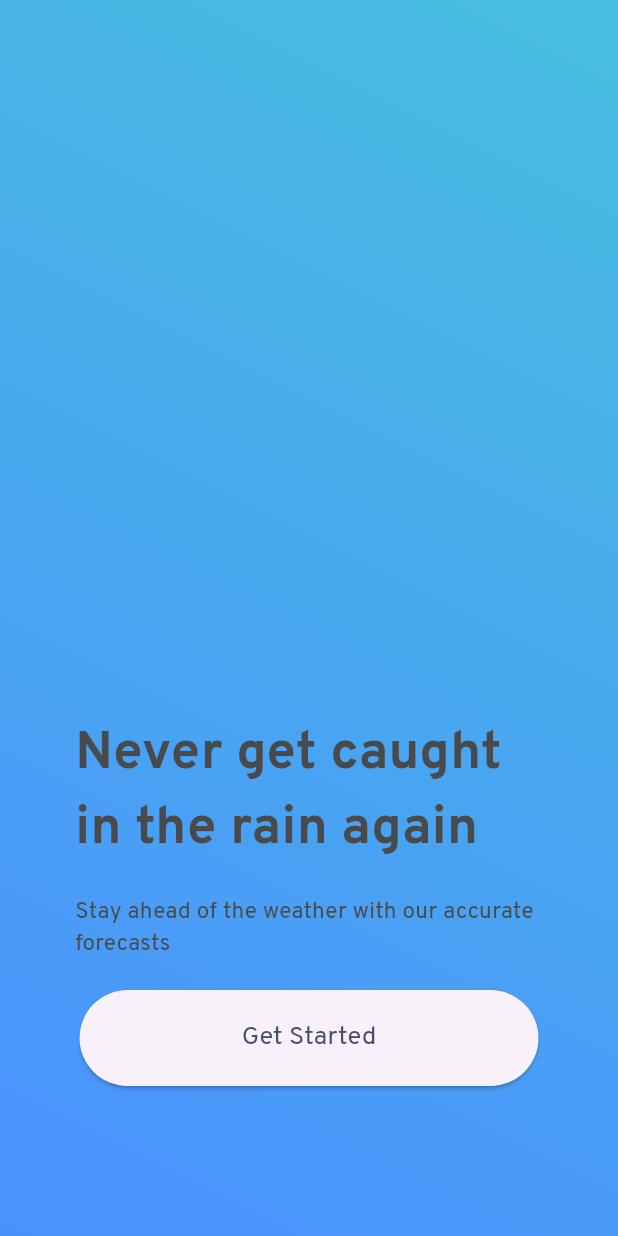
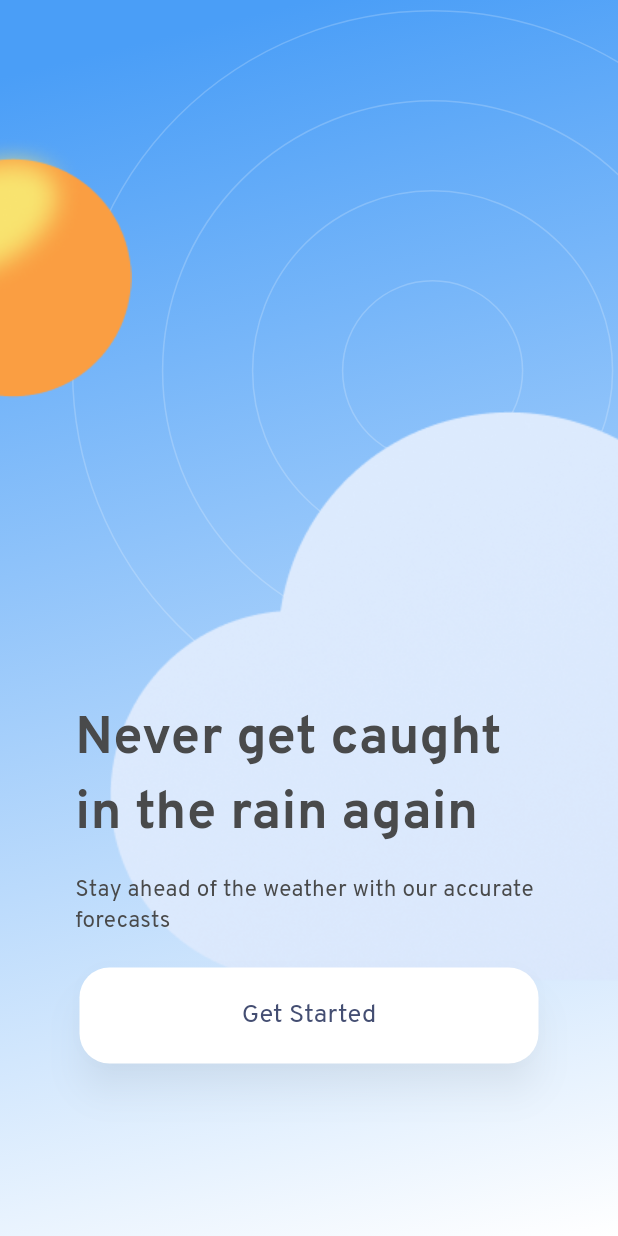
Before and after one commit to setyoai/weather_app, a Flutter app: the screen it shows after launch, on a phone screen of 412 x 824 dp. Run offline on Flutter 3.47's test engine with Material 3 defaults, Android fonts, the phone set to English and light mode, and no system bars.

Commit message:
fix onboard screen

```diff
--- a/lib/onboard_screen.dart
+++ b/lib/onboard_screen.dart
@@ -12,55 +12,68 @@ class OnboardScreen extends StatelessWidget {
         width: MediaQuery.of(context).size.width,
         decoration: const BoxDecoration(
           gradient: LinearGradient(
-            begin: Alignment.topRight,
-            end: Alignment.bottomLeft,
+            begin: Alignment.topCenter,
+            end: Alignment.bottomRight,
             colors: [
-              Color(0xff47BFDF),
-              Color(0xff4A91FF),
+              Color(0xff4A9EF7),
+              Color(0xffFFFFFF),
             ],
           ),
         ),
-        child: Padding(
-          padding:
-              const EdgeInsets.symmetric(horizontal: 50.0, vertical: 100.0),
+        child: Stack(
+          children: [
+            Positioned(
+              top: 0,
+              left: 0,
+              right: 0,
+              bottom: 0,
+              child: CustomPaint(
+                painter: CircleBackgroundPainter(),
+              ),
+            ),
+            Positioned(
+              top: 90,
+              left: -80,
+              child: Image.asset(
+                'images/sun.png',
+                height: 175,
+              ),
+            ),
+            Positioned(
+              bottom: 170,
+              right: -15,
+              child: Image.asset(
+                'images/cloud_onboard.png',
+              ),
+            ),
+            Positioned(
+              left: 50.0,
+              right: 50.0,
+              bottom: 115.0,
               child: Column(
                 mainAxisAlignment: MainAxisAlignment.end,
-            children: <Widget>[
+                children: [
                   const Text(
+                    'Never get caught in the rain again',
                     style: TextStyle(
                       fontFamily: 'Overpass',
                       fontSize: 35,
-                  fontWeight: FontWeight.w700,
-                  color: Color(0xFF494A4B),
+                      fontWeight: FontWeight.w800,
+                      color: Color(0xff494A4B),
                     ),
-                'Never get caught in the rain again',
                   ),
-              const SizedBox(height: 20.0),
+                  const SizedBox(height: 15.0),
                   const Text(
+                    'Stay ahead of the weather with our accurate forecasts',
                     style: TextStyle(
                       fontFamily: 'Overpass',
                       fontSize: 15,
                       fontWeight: FontWeight.w400,
-                  color: Color(0xFF494A4B),
+                      color: Color(0xff494A4B),
                     ),
-                'Stay ahead of the weather with our accurate forecasts',
                   ),
                   const SizedBox(height: 20.0),
                   ElevatedButton(
-                style: ButtonStyle(
-                  fixedSize: WidgetStateProperty.all<Size>(
-                    const Size(306, 64),
-                  ),
-                ),
-                child: const Text(
-                  style: TextStyle(
-                    fontFamily: 'Overpass',
-                    fontSize: 17,
-                    fontWeight: FontWeight.w400,
-                    color: Color(0xFF444E72),
-                  ),
-                  'Get Started',
-                ),
                     onPressed: () {
                        Navigator.push(
                         context,
@@ -69,11 +82,50 @@ class OnboardScreen extends StatelessWidget {
                         ),
                       );
                     },
+                    style: ElevatedButton.styleFrom(
+                      backgroundColor: Colors.white,
+                      foregroundColor: const Color(0xFF444E72),
+                      minimumSize: const Size(306, 64),
+                      shape: RoundedRectangleBorder(
+                        borderRadius: BorderRadius.circular(20),
+                      ),
+                      elevation: 10,
+                      shadowColor: Colors.black26,
+                    ),
+                    child: const Text(
+                      'Get Started',
+                      style: TextStyle(
+                        fontFamily: 'Overpass',
+                        fontSize: 17,
+                        fontWeight: FontWeight.w400,
+                        color: Color(0xFF444E72),
+                      ),
+                    ),
                   ),
                 ],
               ),
+            ),
+          ],
         ),
       ),
     );
   }
 }
+
+class CircleBackgroundPainter extends CustomPainter {
+  @override
+  void paint(Canvas canvas, Size size) {
+    final Paint paint = Paint()
+      ..color = Colors.white.withOpacity(0.2)
+      ..style = PaintingStyle.stroke
+      ..strokeWidth = 1;
+
+    final Offset center = Offset(size.width * 0.7, size.height * 0.3);
+    for (double radius = 60; radius < 300; radius += 60) {
+      canvas.drawCircle(center, radius, paint);
+    }
+  }
+
+  @override
+  bool shouldRepaint(CustomPainter oldDelegate) => false;
+}
```
Also changed, not shown: images/cloud_onboard.png (added), images/sun.png (added). Lines whose indentation alone changed are shown as unchanged.
